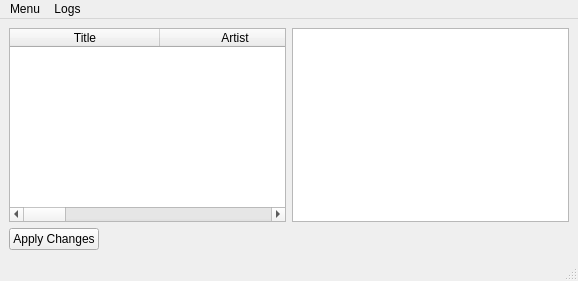
This is app/src/mainwindow.ui in MansTomb/utag as Qt 5 draws it before an edit. The edited form follows.
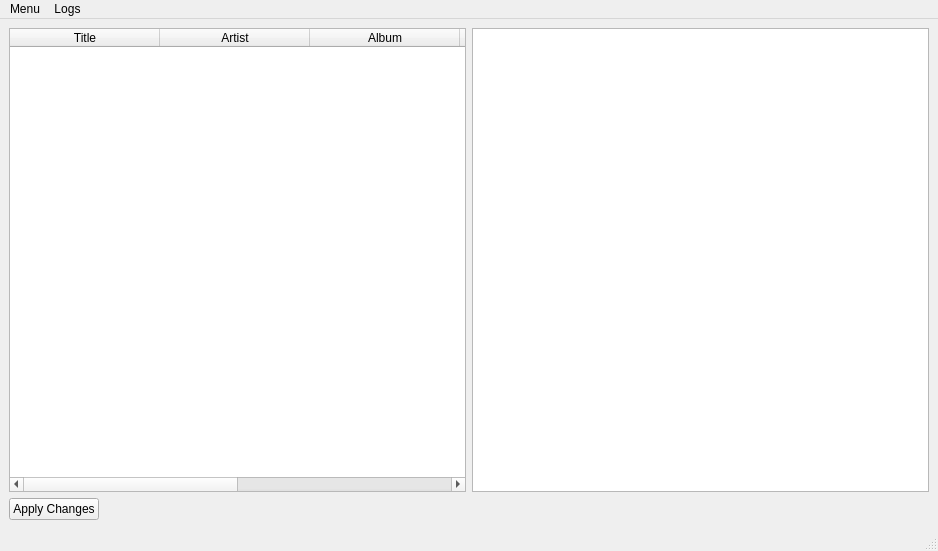
This is the edited form. Custom widgets are drawn as their Qt base class.

Commit message: Standart window size extended

What changed in the file:
```diff
--- a/app/src/mainwindow.ui
+++ b/app/src/mainwindow.ui
@@ -6,8 +6,8 @@
    <rect>
     <x>0</x>
     <y>0</y>
-    <width>578</width>
-    <height>281</height>
+    <width>938</width>
+    <height>551</height>
    </rect>
   </property>
   <property name="windowTitle">
@@ -134,8 +134,8 @@
     <rect>
      <x>0</x>
      <y>0</y>
-     <width>578</width>
-     <height>20</height>
+     <width>938</width>
+     <height>22</height>
     </rect>
    </property>
    <widget class="QMenu" name="MainMenu">
```
